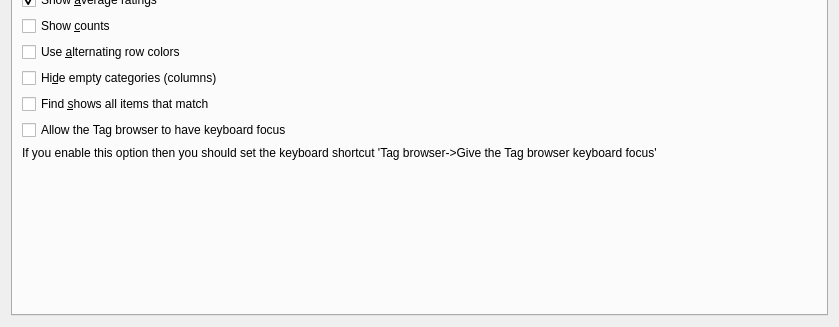
First picture: the form in src/calibre/gui2/preferences/look_feel.ui, repository kovidgoyal/calibre, before the edit; both pictures show x 0 to 839 and y 253 to 580 of the 839 by 580 pixel window.
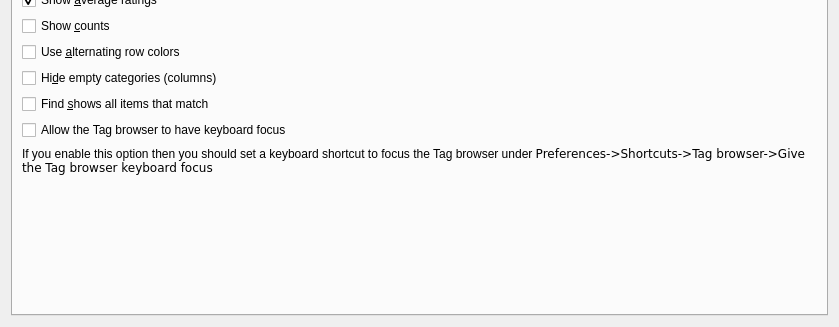
Second picture: the form after the edit. The open tabs and pages were chosen to show the change. Icons and pictures are not drawn. Custom widgets are drawn as their Qt base class.

Commit message: Make the help text for tag browser keyboard focus option a bit nicer

What changed in the file:
```diff
--- a/src/calibre/gui2/preferences/look_feel.ui
+++ b/src/calibre/gui2/preferences/look_feel.ui
@@ -1120,13 +1120,15 @@
         </widget>
        </item>
        <item row="15" column="0" colspan="2">
-        <widget class="QLabel">
+        <widget class="QLabel" name="tb_focus_label">
          <property name="styleSheet">
           <string notr="true">margin-left: 1.5em</string>
          </property>
          <property name="text">
-          <string>&lt;p&gt;If you enable this option then you should set the
-keyboard shortcut 'Tag browser-&gt;Give the Tag browser keyboard focus'&lt;/p&gt;</string>
+          <string>&lt;p style=&quot;text-indent: 2em; font-size:smaller&quot;&gt;If you enable this option then you should set a keyboard shortcut to focus the Tag browser under &lt;code&gt;Preferences-&amp;gt;Shortcuts-&amp;gt;Tag browser-&amp;gt;Give the Tag browser keyboard focus&lt;/code&gt;</string>
+         </property>
+         <property name="wordWrap">
+          <bool>true</bool>
          </property>
         </widget>
        </item>
```
Left out of the diff: 30 changed lines with no effect on the pictures. The commit also changes 1 other file.
